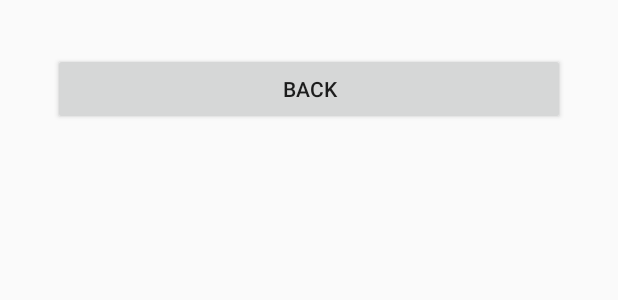
After one commit to Ben523/Healthy, an Android app: the layout fragment_post.xml on its own in the app's theme, with its tools: preview values and no code run, on a phone screen of 412 x 824 dp. The commit adds this screen. Shown: the top 300 px of the screen. Run offline under Robolectric (Android 15) with nearby library versions, the phone set to English and light mode, and no system bars.

Commit message:
add post menu

```diff
--- /dev/null
+++ b/app/src/main/res/layout/fragment_post.xml
@@ -0,0 +1,13 @@
+<?xml version="1.0" encoding="utf-8"?>
+<LinearLayout xmlns:android="http://schemas.android.com/apk/res/android"
+    android:orientation="vertical"
+    android:layout_width="match_parent"
+    android:layout_height="match_parent"
+    android:padding="35dp">
+    <Button
+        android:id="@+id/sleep_back"
+        android:layout_width="match_parent"
+        android:layout_height="wrap_content"
+        android:text="@string/back"/>
+
+</LinearLayout>
```
Also changed, not shown: app/src/main/java/com/example/a58070067/healthy/MenuFragment.java (+7 -0 lines), app/src/main/java/com/example/a58070067/healthy/PostFragment.java (added, +49 -0 lines).
